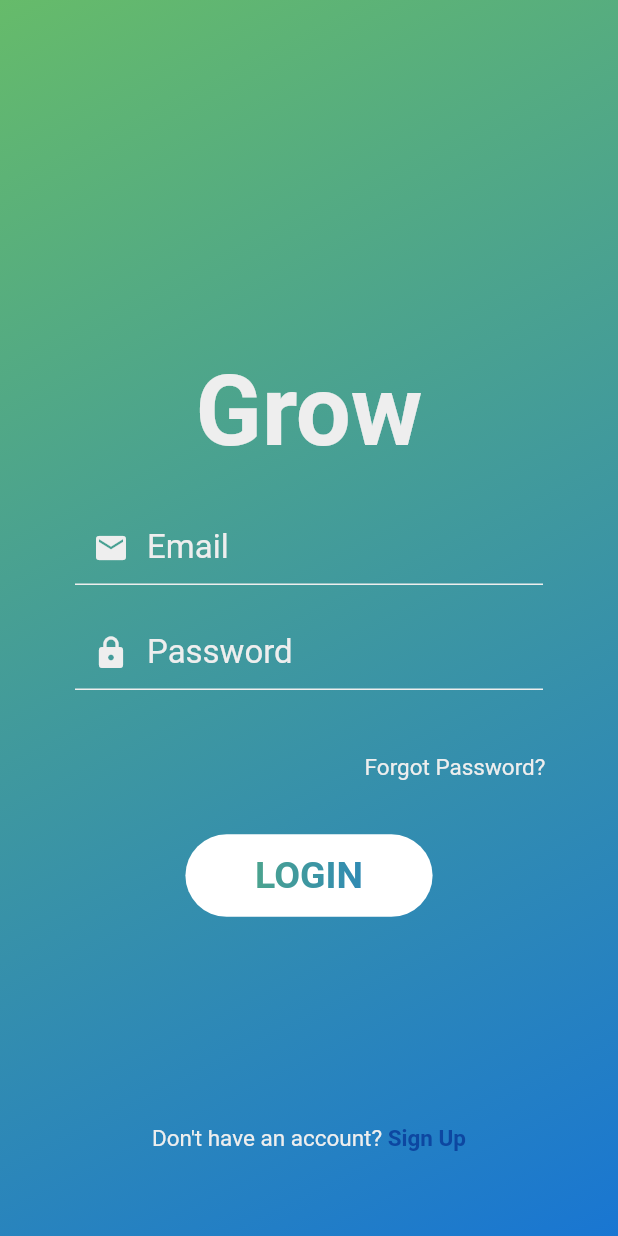
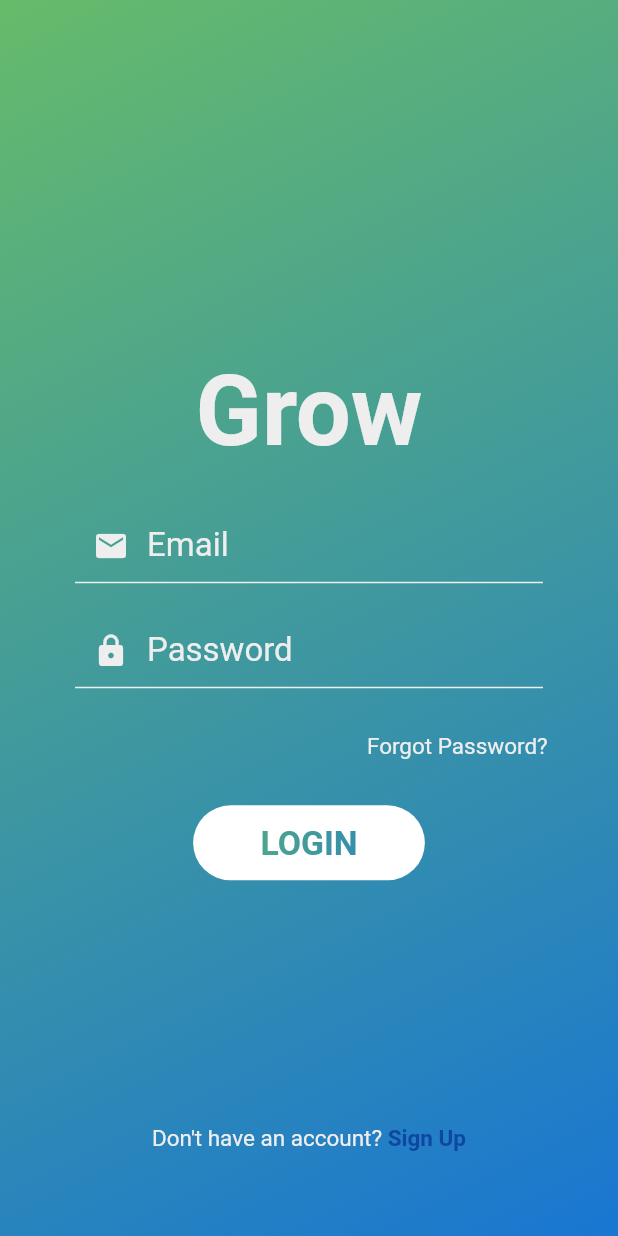
Before and after one commit to Omine100/Grow, a Flutter app: the screen it shows after launch, on a phone screen of 412 x 824 dp. Run offline on Flutter 3.47's test engine with Material 2 defaults, Android fonts, the phone set to English and light mode, and no system bars; our stand-ins replace bubble_bottom_bar, cloud_firestore, firebase_auth, fl_chart, flutter_swiper, intro_slider and 1 more; accounts and stored records are empty.

Commit message:
Update login.dart
Huge UI update

```diff
--- a/grow_2.7/grow/lib/pages/login.dart
+++ b/grow_2.7/grow/lib/pages/login.dart
@@ -18,14 +18,16 @@ class LoginScreen extends StatefulWidget {
 class _LoginScreenState extends State<LoginScreen> {
   //VARIABLE DECLARATION: AUTHENTICATION AND LOADING
   final formKey = GlobalKey<FormState>();
-  String _email, _password, _errorMessage;
+  String _name, _email, _password, _errorMessage;
   bool _isLoading;
+  bool _isSignIn;
 
   //VARIABLE INITIALIZATION: ERROR MESSAGE AND LOADING VALUES
   @override
   void initState() {
     _errorMessage = "";
     _isLoading = false;
+    _isSignIn = true;
     super.initState();
   }
 
@@ -88,19 +90,22 @@ class _LoginScreenState extends State<LoginScreen> {
   }
 
   //USER INTERFACE: SHOW SIGN IN OR SIGN UP INPUT FIELDS
-  Widget showInput(BuildContext context, bool isEmail) {
+  Widget showInput(BuildContext context, String text) {
     return new TextFormField(
-      keyboardType: isEmail ? TextInputType.emailAddress : TextInputType.text,
+      keyboardType: text == "Email" ? TextInputType.emailAddress : TextInputType.text,
       style: TextStyle(
         color: Theme.of(context).secondaryHeaderColor,
         fontSize: 22.0,
       ),
       decoration: InputDecoration(
         prefixIcon: Icon(
-          isEmail ? Icons.email : Icons.lock,
+          text != "Email" ? text == "Password" ?
+            Icons.lock :
+            Icons.person :
+            Icons.email,
           color: Theme.of(context).secondaryHeaderColor,
         ),
-        hintText: isEmail ? "Email" : "Password",
+        hintText: text,
         hintStyle: TextStyle(
           color: Theme.of(context).secondaryHeaderColor,
         ),
@@ -118,9 +123,12 @@ class _LoginScreenState extends State<LoginScreen> {
           ),
         ),
       ),
-      validator: (value) => value.isEmpty ? isEmail ? "Email can\'t be empty" : "Passowrd can\'t be empty" : null,
-      onSaved: (value) => isEmail ? _email = value.trim() : _password = value.trim(),
-      obscureText: isEmail ? false : true,
+      validator: (value) => value.isEmpty ? "$text can\'t be empty" : null,
+      onSaved: (value) => text != "Email" ? text == "Password" ?
+        _password = value.trim() :
+        _name = value.trim() :
+        _email = value.trim(),
+      obscureText: text == "Password" ? true : false,
       maxLines: 1,
     );
   }
@@ -130,7 +138,7 @@ class _LoginScreenState extends State<LoginScreen> {
   Widget build(BuildContext context) {
     final Shader linearGradient = LinearGradient(
       colors: <Color>[Theme.of(context).highlightColor, Theme.of(context).backgroundColor],
-    ).createShader(Rect.fromLTWH(100.0, 100.0, 200.0, 70.0));
+    ).createShader(Rect.fromLTWH(110.0, 100.0, 200.0, 70.0));
 
     return new Scaffold(
       body: Container(
@@ -148,40 +156,50 @@ class _LoginScreenState extends State<LoginScreen> {
         ),
         child: Stack(
           children: <Widget>[
-            Positioned(
-              top: MediaQuery.of(context).size.height * 0.2875,
+            SingleChildScrollView(
+              child: Form(
+                key: formKey,
+                child: Column(
+                  children: <Widget>[
+                    Padding (
+                      padding: EdgeInsets.only(
+                        top: _isSignIn ? MediaQuery.of(context).size.height * 0.2875 : MediaQuery.of(context).size.height * 0.265,
+                      ),
                       child: Container(
                         width: MediaQuery.of(context).size.width,
                         child: Center(
                           child: Text(
-                    "Grow",
+                            _isSignIn ? "Grow" : "Create Account",
                             style: TextStyle(
                               color: Theme.of(context).secondaryHeaderColor,
-                      fontSize: 65.0,
+                              fontSize: _isSignIn ? 65.0 : 40.0,
                               fontWeight: FontWeight.w600,
                             ),
                           ),
                         ),
                       ),
                     ), //showTitle()
-            Form(
-              key: formKey,
-              child: Column(
-                children: <Widget>[
+                    _isSignIn ?
+                      Container(
+                        height: 0.0,
+                        child: null,
+                      )
+                        :
                       Padding(
-                    padding: EdgeInsets.only(left: 50.0, right: 50.0, top: 340.0),
-                    child: showInput(context, true),
+                        padding: EdgeInsets.only(left: 50.0, right: 50.0, top: 33.0),
+                        child: showInput(context, "Name"),
+                      ),
+                    Padding(
+                      padding: EdgeInsets.only(left: 50.0, right: 50.0, top: _isSignIn ? 26.0 : 20.0),
+                      child: showInput(context, "Email"),
                     ),
                     Padding(
                       padding: EdgeInsets.only(left: 50.0, right: 50.0, top: 20.0),
-                    child: showInput(context, false),
+                      child: showInput(context, "Password"),
                     ),
-                ],
-              ),
-            ), //showInput() - Form
-            Positioned(
-              top: MediaQuery.of(context).size.height * 0.61,
-              left: MediaQuery.of(context).size.width * 0.59,
+                    _isSignIn ?
+                      Padding(
+                        padding: EdgeInsets.only(left: MediaQuery.of(context).size.width * 0.48, top: 30.0),
                         child: GestureDetector(
                           onTap: () {
                             Navigator.push(
@@ -195,9 +213,14 @@ class _LoginScreenState extends State<LoginScreen> {
                           },
                           child: showForgotPasswordButton(context)
                         ),
-            ), //showForgotPasswordButton()
-            Positioned(
-              top: MediaQuery.of(context).size.height * 0.675,
+                      ) //showForgotPasswordButton(),
+                        :
+                      Container(
+                        height: 0.0,
+                        child: null,
+                      ), //Show nothing
+                    Padding(
+                      padding: EdgeInsets.only(top: _isSignIn ? 30.0 : 48.0),
                       child: Container(
                         width: MediaQuery.of(context).size.width,
                         child: Center(
@@ -205,9 +228,23 @@ class _LoginScreenState extends State<LoginScreen> {
                             onTap: () {
                               validateAndSubmit(true);
                             },
-                    child: showSignInSignUpButton(context, true, linearGradient),
+                            child: showSignInSignUpButton(context, _isSignIn, linearGradient),
                           ),
                         ),
+                      ),
+                    ),
+                  ],
+                ),
+              ),
+            ), //showInput() - Form
+            Positioned(
+              top: _isSignIn ?
+                MediaQuery.of(context).size.height * 0.675
+                  :
+                MediaQuery.of(context).size.height * 0.675,
+              child: Container(
+                height: 0.0,
+                child: Text(""),
               ),
             ), //showSignInSignUpButton()
             Positioned(
@@ -217,9 +254,13 @@ class _LoginScreenState extends State<LoginScreen> {
                 child: Center(
                   child: GestureDetector(
                     onTap: () {
-                      print("Hehehe");
+                      setState(() {
+                        _errorMessage = "";
+                        _isLoading = false;
+                        _isSignIn = !_isSignIn;
+                      });
                     },
-                    child: showSignInSignUpAlternateText(context, true),
+                    child: showSignInSignUpAlternateText(context, _isSignIn),
                   ),
                 ),
               ),
@@ -239,8 +280,8 @@ class _LoginScreenState extends State<LoginScreen> {
 //USER INTERFACE: SHOW SIGN IN OR SIGN UP BUTTON
 Widget showSignInSignUpButton(BuildContext context, bool isSignIn, Shader linearGradient) {
   return new Container(
-    height: 55,
-    width: MediaQuery.of(context).size.width * 0.40,
+    height: 50,
+    width: MediaQuery.of(context).size.width * 0.375,
     decoration: BoxDecoration(
       borderRadius: BorderRadius.circular(
         30.0
@@ -254,7 +295,7 @@ Widget showSignInSignUpButton(BuildContext context, bool isSignIn, Shader linear
           foreground: Paint()
             ..shader = linearGradient,
           fontWeight: FontWeight.w600,
-          fontSize: 25.0,
+          fontSize: 22.5,
         ),
       ),
     ),
```
Lines whose indentation alone changed are shown as unchanged.
